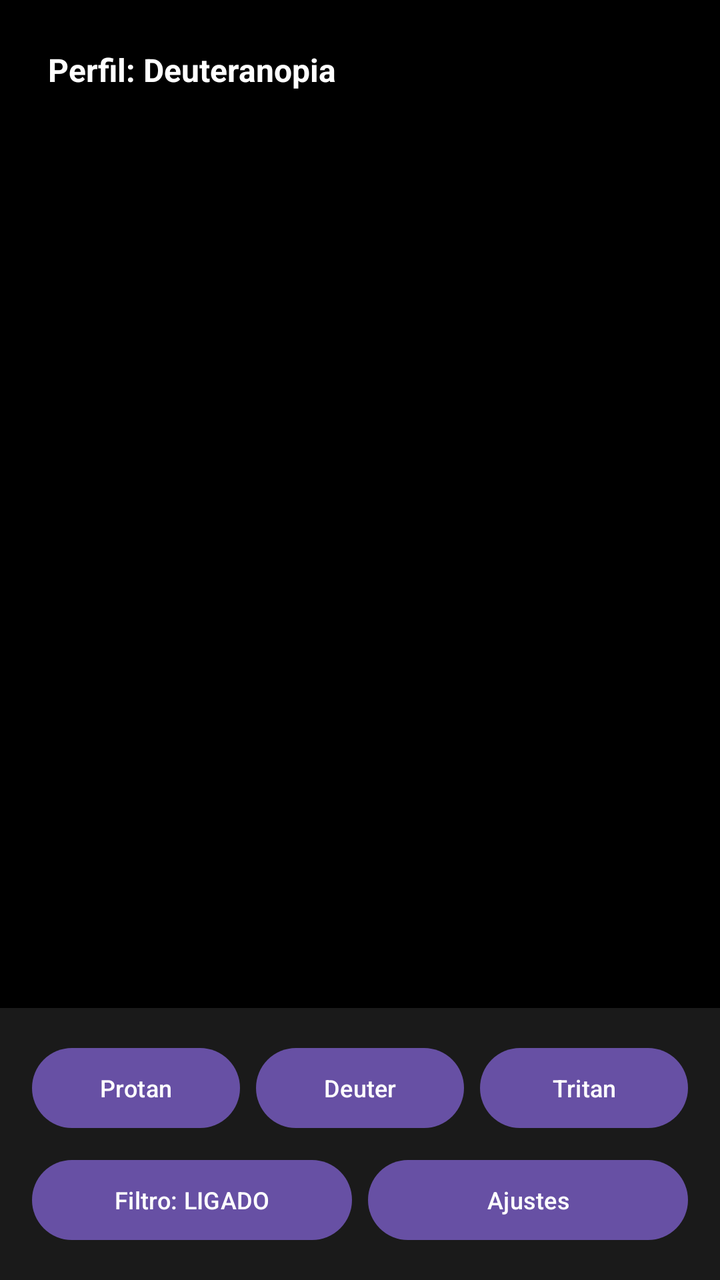
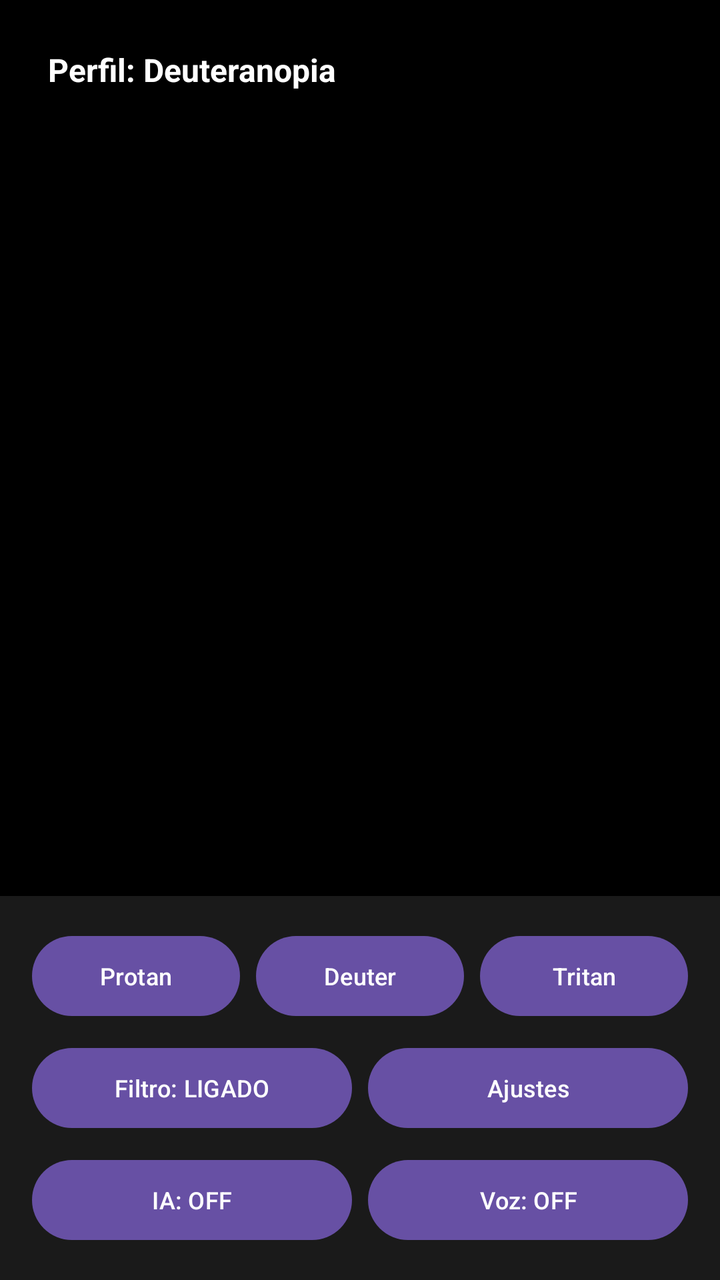

Before-and-after screenshots of an Android layout around one commit, followed by the original layout XML and the change that was made.
<!-- AndroidManifest.xml: application theme Theme.VisaoColor -->
<!-- res/layout/activity_main.xml -->
<?xml version="1.0" encoding="utf-8"?>
<androidx.constraintlayout.widget.ConstraintLayout
    xmlns:android="http://schemas.android.com/apk/res/android"
    xmlns:app="http://schemas.android.com/apk/res-auto"
    android:id="@+id/main"
    android:layout_width="match_parent"
    android:layout_height="match_parent"
    android:background="#000000">

    <ImageView
        android:id="@+id/imagemCamera"
        android:layout_width="0dp"
        android:layout_height="0dp"
        android:scaleType="centerCrop"
        app:layout_constraintTop_toTopOf="parent"
        app:layout_constraintBottom_toTopOf="@id/painelControles"
        app:layout_constraintStart_toStartOf="parent"
        app:layout_constraintEnd_toEndOf="parent" />

    <View
        android:id="@+id/marcador"
        android:layout_width="36dp"
        android:layout_height="36dp"
        android:visibility="gone"
        app:layout_constraintTop_toTopOf="parent"
        app:layout_constraintStart_toStartOf="parent" />

    <TextView
        android:id="@+id/textoStatus"
        android:layout_width="wrap_content"
        android:layout_height="wrap_content"
        android:layout_margin="16dp"
        android:padding="8dp"
        android:background="#88000000"
        android:text="Perfil: Deuteranopia"
        android:textColor="#FFFFFF"
        android:textSize="16sp"
        android:textStyle="bold"
        app:layout_constraintTop_toTopOf="parent"
        app:layout_constraintStart_toStartOf="parent" />

    <TextView
        android:id="@+id/textoCor"
        android:layout_width="wrap_content"
        android:layout_height="wrap_content"
        android:layout_marginTop="64dp"
        android:padding="10dp"
        android:background="#CC000000"
        android:text=""
        android:textColor="#FFFFFF"
        android:textSize="20sp"
        android:textStyle="bold"
        android:visibility="gone"
        app:layout_constraintTop_toTopOf="parent"
        app:layout_constraintStart_toStartOf="parent"
        app:layout_constraintEnd_toEndOf="parent" />

    <LinearLayout
        android:id="@+id/painelControles"
        android:layout_width="match_parent"
        android:layout_height="wrap_content"
        android:orientation="vertical"
        android:padding="12dp"
        android:background="#1A1A1A"
        app:layout_constraintBottom_toBottomOf="parent"
        app:layout_constraintStart_toStartOf="parent"
        app:layout_constraintEnd_toEndOf="parent">

        <LinearLayout
            android:id="@+id/painelAjustes"
            android:layout_width="match_parent"
            android:layout_height="wrap_content"
            android:orientation="vertical"
            android:visibility="gone"
            android:paddingBottom="8dp">

            <TextView
                android:id="@+id/labelBrilho"
                android:layout_width="wrap_content"
                android:layout_height="wrap_content"
                android:text="Brilho: 0"
                android:textColor="#FFFFFF"
                android:textSize="13sp" />

            <SeekBar
                android:id="@+id/sliderBrilho"
                android:layout_width="match_parent"
                android:layout_height="wrap_content"
                android:max="200"
                android:progress="100" />

            <TextView
                android:id="@+id/labelContraste"
                android:layout_width="wrap_content"
                android:layout_height="wrap_content"
                android:text="Contraste: 100"
                android:textColor="#FFFFFF"
                android:textSize="13sp" />

            <SeekBar
                android:id="@+id/sliderContraste"
                android:layout_width="match_parent"
                android:layout_height="wrap_content"
                android:max="200"
                android:progress="100" />

            <TextView
                android:id="@+id/labelIntensidade"
                android:layout_width="wrap_content"
                android:layout_height="wrap_content"
                android:text="Intensidade: 100"
                android:textColor="#FFFFFF"
                android:textSize="13sp" />

            <SeekBar
                android:id="@+id/sliderIntensidade"
                android:layout_width="match_parent"
                android:layout_height="wrap_content"
                android:max="100"
                android:progress="100" />

            <Button
                android:id="@+id/botaoRestaurar"
                android:layout_width="match_parent"
                android:layout_height="wrap_content"
                android:text="Restaurar padrao"
                android:textSize="12sp" />

        </LinearLayout>

        <LinearLayout
            android:layout_width="match_parent"
            android:layout_height="wrap_content"
            android:orientation="horizontal">

            <Button
                android:id="@+id/botaoProtanopia"
                android:layout_width="0dp"
                android:layout_height="wrap_content"
                android:layout_weight="1"
                android:layout_margin="4dp"
                android:text="Protan"
                android:textSize="12sp" />

            <Button
                android:id="@+id/botaoDeuteranopia"
                android:layout_width="0dp"
                android:layout_height="wrap_content"
                android:layout_weight="1"
                android:layout_margin="4dp"
                android:text="Deuter"
                android:textSize="12sp" />

            <Button
                android:id="@+id/botaoTritanopia"
                android:layout_width="0dp"
                android:layout_height="wrap_content"
                android:layout_weight="1"
                android:layout_margin="4dp"
                android:text="Tritan"
                android:textSize="12sp" />

        </LinearLayout>

        <LinearLayout
            android:layout_width="match_parent"
            android:layout_height="wrap_content"
            android:orientation="horizontal">

            <Button
                android:id="@+id/botaoLigaDesliga"
                android:layout_width="0dp"
                android:layout_height="wrap_content"
                android:layout_weight="1"
                android:layout_margin="4dp"
                android:text="Filtro: LIGADO"
                android:textSize="12sp" />

            <Button
                android:id="@+id/botaoAjustes"
                android:layout_width="0dp"
                android:layout_height="wrap_content"
                android:layout_weight="1"
                android:layout_margin="4dp"
                android:text="Ajustes"
                android:textSize="12sp" />

        </LinearLayout>

    </LinearLayout>

</androidx.constraintlayout.widget.ConstraintLayout>
<!-- resources referenced by this layout -->
<resources>
  <style name="Theme.VisaoColor" parent="Base.Theme.VisaoColor" />
  <style name="Base.Theme.VisaoColor" parent="Theme.Material3.DayNight.NoActionBar">
          
          
      </style>
</resources>

<!-- the commit's change to res/layout/activity_main.xml (unified diff, before → after) -->
@@ -187,6 +187,31 @@
 
         </LinearLayout>
 
+        <LinearLayout
+            android:layout_width="match_parent"
+            android:layout_height="wrap_content"
+            android:orientation="horizontal">
+
+            <Button
+                android:id="@+id/botaoIA"
+                android:layout_width="0dp"
+                android:layout_height="wrap_content"
+                android:layout_weight="1"
+                android:layout_margin="4dp"
+                android:text="IA: OFF"
+                android:textSize="12sp" />
+
+            <Button
+                android:id="@+id/botaoVoz"
+                android:layout_width="0dp"
+                android:layout_height="wrap_content"
+                android:layout_weight="1"
+                android:layout_margin="4dp"
+                android:text="Voz: OFF"
+                android:textSize="12sp" />
+
+        </LinearLayout>
+
     </LinearLayout>
 
 </androidx.constraintlayout.widget.ConstraintLayout>
